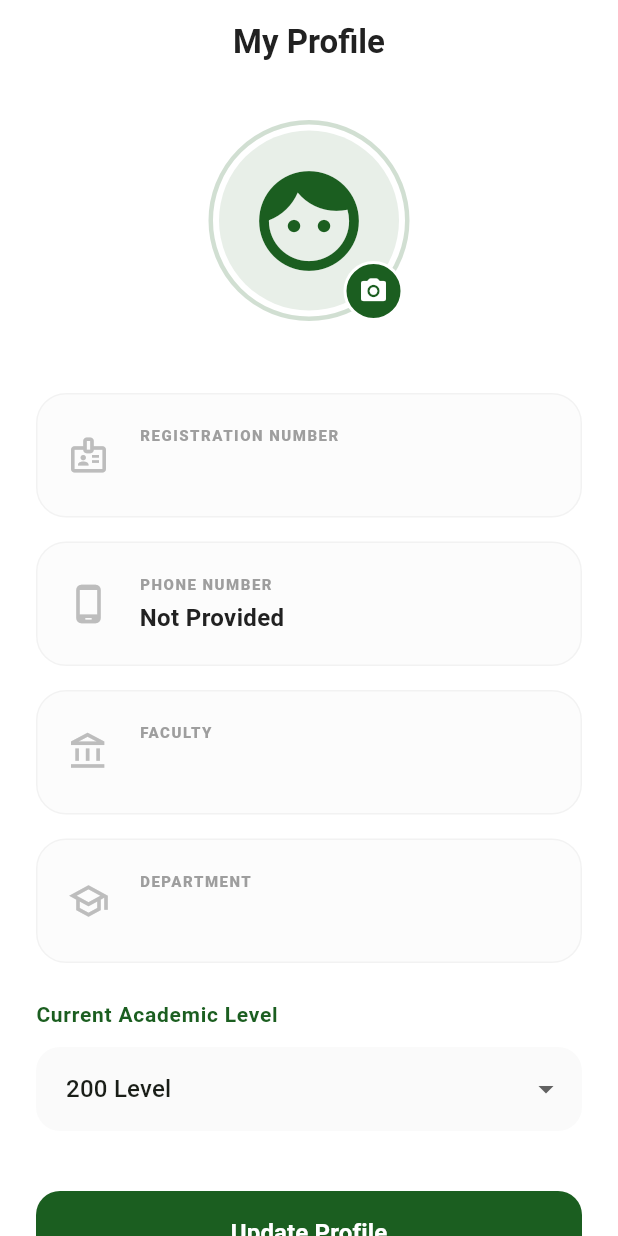
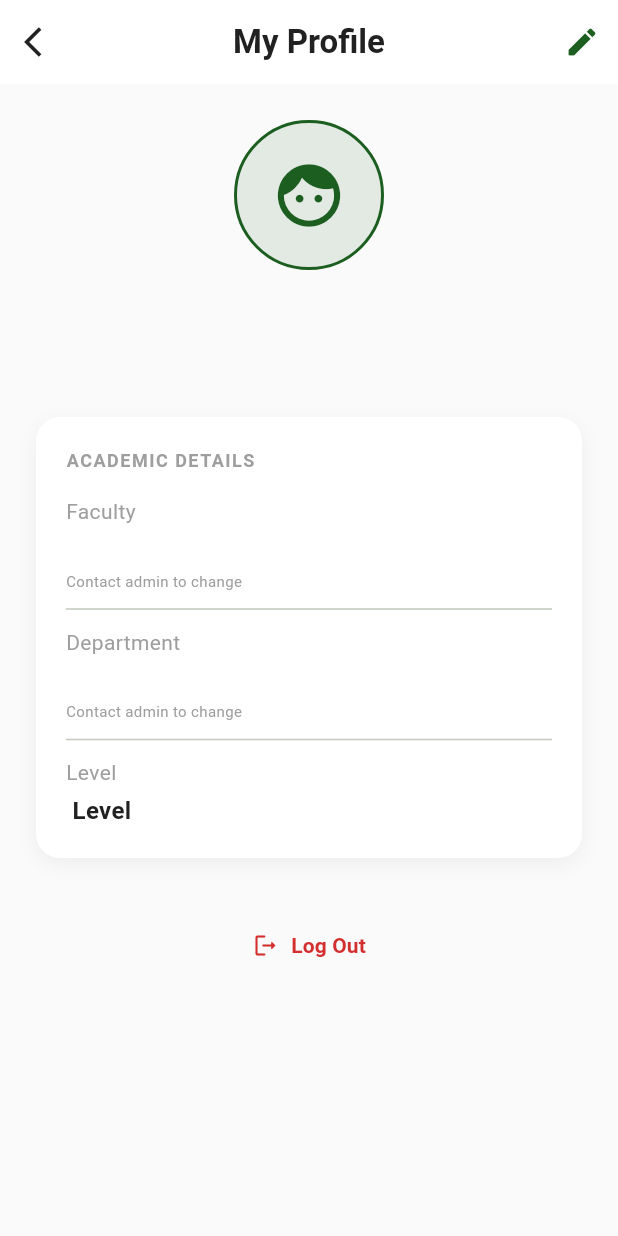
Before and after one commit to Ugarba202/Universe_app, a Flutter app: the ProfileScreen screen opened directly, on a phone screen of 412 x 824 dp. Run offline on Flutter 3.47's test engine with Material 3 defaults, Android fonts, the phone set to English and light mode, and no system bars; our stand-ins replace file_picker, flutter_riverpod.

Commit message:
update the profile card

```diff
--- a/lib/features/dashboard/presentation/dashboard_screen.dart
+++ b/lib/features/dashboard/presentation/dashboard_screen.dart
@@ -5,6 +5,7 @@ import '../../../core/theme/app_colors.dart';
 import '../../auth/presentation/signup/signup_provider.dart';
 import 'materials_screen.dart';
 import 'notification_screen.dart';
+import 'profile_screen.dart';
 import '../../materials/presentation/upload_material_screen.dart';
 
 class DashboardScreen extends ConsumerWidget {
@@ -27,7 +28,16 @@ class DashboardScreen extends ConsumerWidget {
                 // Premium Header
                 Row(
                   children: [
-                    Container(
+                    GestureDetector(
+                      onTap: () {
+                        Navigator.push(
+                          context,
+                          MaterialPageRoute(
+                            builder: (context) => const ProfileScreen(),
+                          ),
+                        );
+                      },
+                      child: Container(
                         padding: const EdgeInsets.all(2),
                         decoration: BoxDecoration(
                           shape: BoxShape.circle,
@@ -51,6 +61,7 @@ class DashboardScreen extends ConsumerWidget {
                                   size: 30,
                                 )
                               : null,
+                        ),
                       ),
                     ),
                     const SizedBox(width: 16),
--- a/lib/features/dashboard/presentation/profile_screen.dart
+++ b/lib/features/dashboard/presentation/profile_screen.dart
@@ -1,10 +1,9 @@
-import 'dart:io';
 import 'package:flutter/material.dart';
 import 'package:flutter_riverpod/flutter_riverpod.dart';
-import 'package:image_picker/image_picker.dart';
 import '../../../core/theme/app_colors.dart';
+import '../../auth/presentation/login/login_screen.dart';
 import '../../auth/presentation/signup/signup_provider.dart';
-import '../../auth/presentation/signup/academic_data.dart';
+
 
 class ProfileScreen extends ConsumerStatefulWidget {
   const ProfileScreen({super.key});
@@ -14,283 +13,193 @@ class ProfileScreen extends ConsumerStatefulWidget {
 }
 
 class _ProfileScreenState extends ConsumerState<ProfileScreen> {
-  bool _isUpdating = false;
-  final ImagePicker _picker = ImagePicker();
+  String? _selectedLevel;
+  bool _isEditing = false;
 
-  Future<void> _pickImage() async {
-    try {
-      final XFile? image = await _picker.pickImage(source: ImageSource.gallery);
-      if (image != null) {
-        ref.read(signupProvider.notifier).updateAvatar(image.path);
-        if (mounted) {
+  final List<String> _levels = ['100', '200', '300', '400', '500', '600'];
+
+  @override
+  void initState() {
+    super.initState();
+    // Initialize with current user level
+    WidgetsBinding.instance.addPostFrameCallback((_) {
+      final userState = ref.read(signupProvider);
+      setState(() {
+        _selectedLevel = userState.level.isNotEmpty ? userState.level : null;
+      });
+    });
+  }
+
+  void _saveChanges() {
+    if (_selectedLevel != null) {
+      ref.read(signupProvider.notifier).updateLevel(_selectedLevel!);
+      setState(() {
+        _isEditing = false;
+      });
       ScaffoldMessenger.of(context).showSnackBar(
         const SnackBar(
-              content: Text('Profile photo updated successfully!'),
-              backgroundColor: AppColors.primaryGreen,
-            ),
+            content: Text('Profile updated successfully'),
+            backgroundColor: AppColors.primaryGreen),
       );
     }
   }
-    } catch (e) {
-      if (mounted) {
-        ScaffoldMessenger.of(context).showSnackBar(
-          SnackBar(
-            content: Text('Failed to pick image: $e'),
-            backgroundColor: AppColors.error,
-          ),
+
+  void _logout() {
+    // Navigate to Login and remove all routes
+    Navigator.of(context).pushAndRemoveUntil(
+      MaterialPageRoute(builder: (context) => const LoginScreen()),
+      (route) => false,
     );
-      }
-    }
-  }
-
-  String? _selectedLevel;
-
-  Future<void> _handleUpdate() async {
-    if (_selectedLevel != null) {
-      ref.read(signupProvider.notifier).updateLevel(_selectedLevel!);
-    }
-
-    setState(() => _isUpdating = true);
-
-    // Simulate API call/Database save
-    await Future.delayed(const Duration(seconds: 1));
-
-    if (mounted) {
-      setState(() => _isUpdating = false);
-      ScaffoldMessenger.of(context).showSnackBar(
-        const SnackBar(
-          content: Text('Profile updated successfully!'),
-          backgroundColor: AppColors.primaryGreen,
-        ),
-      );
-    }
   }
 
   @override
   Widget build(BuildContext context) {
     final userState = ref.watch(signupProvider);
-    ref.read(signupProvider.notifier);
 
     return Scaffold(
-      backgroundColor: Colors.white,
+      backgroundColor: Colors.grey[50], // Light background for contrast
       appBar: AppBar(
-        title: const Text(
-          'My Profile',
-          style: TextStyle(
-            color: AppColors.textDark,
-            fontWeight: FontWeight.bold,
-          ),
-        ),
+        title: const Text('My Profile',
+            style: TextStyle(color: AppColors.textDark, fontWeight: FontWeight.bold)),
+        centerTitle: true,
         backgroundColor: Colors.white,
         elevation: 0,
-        centerTitle: true,
-        automaticallyImplyLeading: false,
+        leading: IconButton(
+          icon: const Icon(Icons.arrow_back_ios, color: AppColors.textDark),
+          onPressed: () => Navigator.pop(context),
+        ),
+        actions: [
+          IconButton(
+            icon: Icon(_isEditing ? Icons.close : Icons.edit_rounded,
+                color: AppColors.primaryGreen),
+            onPressed: () {
+              setState(() {
+                _isEditing = !_isEditing;
+                // Reset selection if cancelling
+                if (!_isEditing) {
+                  _selectedLevel = userState.level;
+                }
+              });
+            },
+          ),
+        ],
       ),
       body: SingleChildScrollView(
         padding: const EdgeInsets.all(24),
         child: Column(
           children: [
-            // Interactive Avatar
+            // Avatar Section
             Center(
-              child: GestureDetector(
-                onTap: _pickImage,
-                child: Stack(
-                  children: [
-                    Container(
-                      padding: const EdgeInsets.all(4),
+              child: Container(
+                width: 100,
+                height: 100,
                 decoration: BoxDecoration(
+                  color: AppColors.primaryGreen.withOpacity(0.1),
                   shape: BoxShape.circle,
-                        border: Border.all(
-                          color: AppColors.primaryGreen.withOpacity(0.2),
-                          width: 3,
+                  border: Border.all(color: AppColors.primaryGreen, width: 2),
                 ),
-                      ),
-                      child: CircleAvatar(
-                        radius: 60,
-                        backgroundColor: AppColors.primaryGreen.withOpacity(0.1),
-                        backgroundImage: userState.profileImagePath != null
-                            ? FileImage(File(userState.profileImagePath!))
-                            : null,
-                        child: userState.profileImagePath == null
-                            ? Icon(
+                child: Center(
+                  child: Icon(
                     userState.gender == 'Female'
                         ? Icons.face_3_rounded
                         : Icons.face_rounded,
+                    size: 50,
                     color: AppColors.primaryGreen,
-                                size: 80,
-                              )
-                            : null,
-                      ),
-                    ),
-                    Positioned(
-                      bottom: 0,
-                      right: 4,
-                      child: Container(
-                        padding: const EdgeInsets.all(8),
-                        decoration: BoxDecoration(
-                          color: AppColors.primaryGreen,
-                          shape: BoxShape.circle,
-                          border: Border.all(color: Colors.white, width: 2),
-                        ),
-                        child: const Icon(
-                          Icons.camera_alt_rounded,
-                          color: Colors.white,
-                          size: 20,
                   ),
                 ),
               ),
-                  ],
+            ),
+            const SizedBox(height: 16),
+            Text(
+              userState.registrationNumber,
+              style: const TextStyle(
+                fontSize: 20,
+                fontWeight: FontWeight.bold,
+                color: AppColors.textDark,
               ),
             ),
+            Text(
+              userState.email,
+              style: TextStyle(color: Colors.grey[600], fontSize: 14),
             ),
             const SizedBox(height: 32),
 
-
-            const SizedBox(height: 16),
-            _buildReadOnlyCard(
-              label: 'Registration Number',
-              value: userState.registrationNumber,
-              icon: Icons.badge_outlined,
+            // Academic Details Card
+            Container(
+              padding: const EdgeInsets.all(20),
+              decoration: BoxDecoration(
+                color: Colors.white,
+                borderRadius: BorderRadius.circular(16),
+                boxShadow: [
+                  BoxShadow(
+                    color: Colors.black.withOpacity(0.05),
+                    blurRadius: 10,
+                    offset: const Offset(0, 4),
+                  ),
+                ],
+              ),
+              child: Column(
+                crossAxisAlignment: CrossAxisAlignment.start,
+                children: [
+                  const Text(
+                    'ACADEMIC DETAILS',
+                    style: TextStyle(
+                      fontSize: 12,
+                      fontWeight: FontWeight.bold,
+                      color: Colors.grey,
+                      letterSpacing: 1,
+                    ),
                   ),
                   const SizedBox(height: 16),
-            _buildReadOnlyCard(
-              label: 'Phone Number',
-              value: userState.phoneNumber.isEmpty ? 'Not Provided' : userState.phoneNumber,
-              icon: Icons.phone_android_rounded,
-            ),
-            const SizedBox(height: 16),
-            _buildReadOnlyCard(
-              label: 'Faculty',
-              value: userState.faculty,
-              icon: Icons.account_balance_outlined,
-            ),
-            const SizedBox(height: 16),
-            _buildReadOnlyCard(
-              label: 'Department',
-              value: userState.department,
-              icon: Icons.school_outlined,
-            ),
-            const SizedBox(height: 24),
+                  _buildReadOnlyField('Faculty', userState.faculty),
+                  const Divider(height: 24),
+                  _buildReadOnlyField('Department', userState.department),
+                  const Divider(height: 24),
 
-            // Editable Level
-            const Align(
-              alignment: Alignment.centerLeft,
-              child: Text(
-                'Current Academic Level',
-                style: TextStyle(
-                  fontSize: 14,
-                  fontWeight: FontWeight.w700,
-                  color: AppColors.primaryGreen,
-                  letterSpacing: 0.5,
-                ),
-              ),
-            ),
-            const SizedBox(height: 12),
-            DropdownButtonFormField<String>(
-              value: _selectedLevel ?? (userState.level.isEmpty ? '200' : userState.level),
-              decoration: InputDecoration(
-                filled: true,
-                fillColor: Colors.grey.withOpacity(0.05),
-                border: OutlineInputBorder(
-                  borderRadius: BorderRadius.circular(16),
-                  borderSide: BorderSide.none,
-                ),
-                contentPadding: const EdgeInsets.symmetric(horizontal: 16, vertical: 16),
-              ),
-              items: levels
-                  .map((l) => DropdownMenuItem(value: l, child: Text('$l Level')))
-                  .toList(),
-              onChanged: (val) {
-                if (val != null) setState(() => _selectedLevel = val);
-              },
-            ),
-
-            const SizedBox(height: 40),
-
-            // Update Button
-            ElevatedButton(
-              onPressed: _isUpdating ? null : _handleUpdate,
-              style: ElevatedButton.styleFrom(
-                backgroundColor: AppColors.primaryGreen,
-                foregroundColor: Colors.white,
-                minimumSize: const Size(double.infinity, 56),
-                shape: RoundedRectangleBorder(
-                  borderRadius: BorderRadius.circular(16),
-                ),
-                elevation: 0,
-              ),
-              child: _isUpdating
-                  ? const SizedBox(
-                      height: 24,
-                      width: 24,
-                      child: CircularProgressIndicator(color: Colors.white, strokeWidth: 2),
-                    )
-                  : const Text(
-                      'Update Profile',
-                      style: TextStyle(fontSize: 16, fontWeight: FontWeight.bold),
-                    ),
-            ),
-
-            const SizedBox(height: 16),
-
-            // Logout
-            OutlinedButton(
-              onPressed: () {
-                // Future: Navigate to splash/login and clear state
-              },
-              style: OutlinedButton.styleFrom(
-                minimumSize: const Size(double.infinity, 56),
-                side: const BorderSide(color: AppColors.error),
-                shape: RoundedRectangleBorder(
-                  borderRadius: BorderRadius.circular(16),
-                ),
-                foregroundColor: AppColors.error,
-              ),
-              child: const Text(
-                'Logout',
-                style: TextStyle(fontWeight: FontWeight.bold),
-              ),
-            ),
-            const SizedBox(height: 24),
-          ],
-        ),
-      ),
-    );
-  }
-
-  Widget _buildReadOnlyCard({
-    required String label,
-    required String value,
-    required IconData icon,
-  }) {
-    return Container(
-      width: double.infinity,
-      padding: const EdgeInsets.all(20),
-      decoration: BoxDecoration(
-        color: Colors.grey.withOpacity(0.03),
-        borderRadius: BorderRadius.circular(20),
-        border: Border.all(color: Colors.grey.withOpacity(0.1)),
-      ),
-      child: Row(
+                  // Level Field (Editable)
+                  Row(
                     children: [
-          Icon(icon, color: Colors.grey[400], size: 28),
-          const SizedBox(width: 20),
                       Expanded(
                         child: Column(
                           crossAxisAlignment: CrossAxisAlignment.start,
                           children: [
-                Text(
-                  label.toUpperCase(),
+                            const Text(
+                              'Level',
                               style: TextStyle(
-                    fontSize: 10,
-                    fontWeight: FontWeight.w800,
-                    color: Colors.grey[500],
-                    letterSpacing: 1.0,
+                                fontSize: 14,
+                                color: Colors.grey,
                               ),
                             ),
                             const SizedBox(height: 4),
+                            if (_isEditing)
+                              Container(
+                                padding: const EdgeInsets.symmetric(horizontal: 12),
+                                decoration: BoxDecoration(
+                                  color: Colors.grey[100],
+                                  borderRadius: BorderRadius.circular(8),
+                                  border: Border.all(color: AppColors.primaryGreen),
+                                ),
+                                child: DropdownButtonHideUnderline(
+                                  child: DropdownButton<String>(
+                                    value: _selectedLevel,
+                                    isExpanded: true,
+                                    items: _levels.map((String level) {
+                                      return DropdownMenuItem<String>(
+                                        value: level,
+                                        child: Text('$level Level'),
+                                      );
+                                    }).toList(),
+                                    onChanged: (String? newValue) {
+                                      setState(() {
+                                        _selectedLevel = newValue;
+                                      });
+                                    },
+                                  ),
+                                ),
+                              )
+                            else
                               Text(
-                  value,
+                                '${userState.level} Level',
                                 style: const TextStyle(
                                   fontSize: 16,
                                   fontWeight: FontWeight.w600,
@@ -300,8 +209,89 @@ class _ProfileScreenState extends ConsumerState<ProfileScreen> {
                           ],
                         ),
                       ),
+                      if (_isEditing)
+                         const Padding(
+                           padding: EdgeInsets.only(left: 8.0),
+                           child: Icon(Icons.edit, size: 16, color: AppColors.primaryGreen),
+                         ),
                     ],
+                  ),
+                ],
+              ),
+            ),
+
+            const SizedBox(height: 32),
+
+            if (_isEditing)
+              SizedBox(
+                width: double.infinity,
+                child: ElevatedButton(
+                  onPressed: _saveChanges,
+                  style: ElevatedButton.styleFrom(
+                    backgroundColor: AppColors.primaryGreen,
+                    padding: const EdgeInsets.symmetric(vertical: 16),
+                    shape: RoundedRectangleBorder(
+                        borderRadius: BorderRadius.circular(12)),
+                  ),
+                  child: const Text(
+                    'Save Changes',
+                    style: TextStyle(
+                        fontSize: 16, fontWeight: FontWeight.bold, color: Colors.white),
+                  ),
+                ),
+              ),
+
+            if (!_isEditing)
+              SizedBox(
+                width: double.infinity,
+                child: TextButton(
+                  onPressed: _logout,
+                  style: TextButton.styleFrom(
+                    padding: const EdgeInsets.symmetric(vertical: 16),
+                    foregroundColor: AppColors.error,
+                  ),
+                  child: Row(
+                    mainAxisAlignment: MainAxisAlignment.center,
+                    children: const [
+                       Icon(Icons.logout_rounded),
+                       SizedBox(width: 8),
+                       Text('Log Out', style: TextStyle(fontWeight: FontWeight.bold)),
+                    ],
+                  ),
+                ),
+              ),
+          ],
+        ),
       ),
     );
   }
+
+  Widget _buildReadOnlyField(String label, String value) {
+    return Column(
+      crossAxisAlignment: CrossAxisAlignment.start,
+      children: [
+        Text(
+          label,
+          style: const TextStyle(
+            fontSize: 14,
+            color: Colors.grey,
+          ),
+        ),
+        const SizedBox(height: 4),
+        Text(
+          value,
+          style: const TextStyle(
+            fontSize: 16,
+            fontWeight: FontWeight.w600,
+            color: Colors.grey, // Grey to verify it's read-only
+          ),
+        ),
+        const SizedBox(height: 2),
+        const Text(
+          'Contact admin to change',
+          style: TextStyle(fontSize: 10, color: Colors.grey),
+        )
+      ],
+    );
   }
+}
```
Lines whose indentation alone changed are shown as unchanged.
